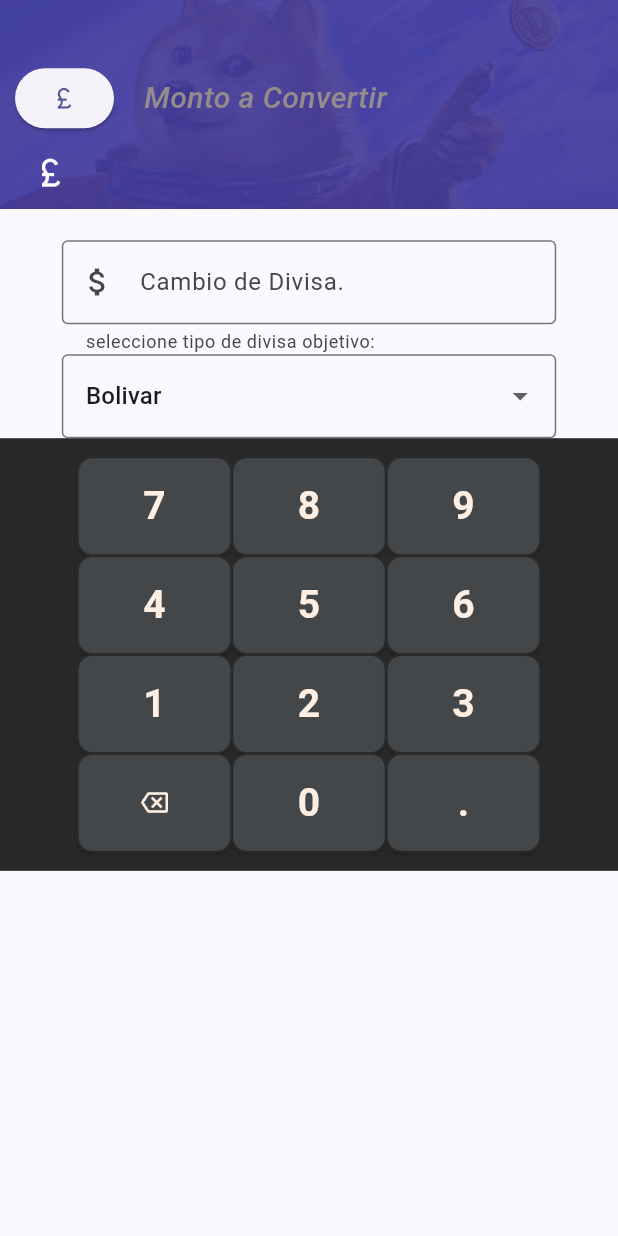
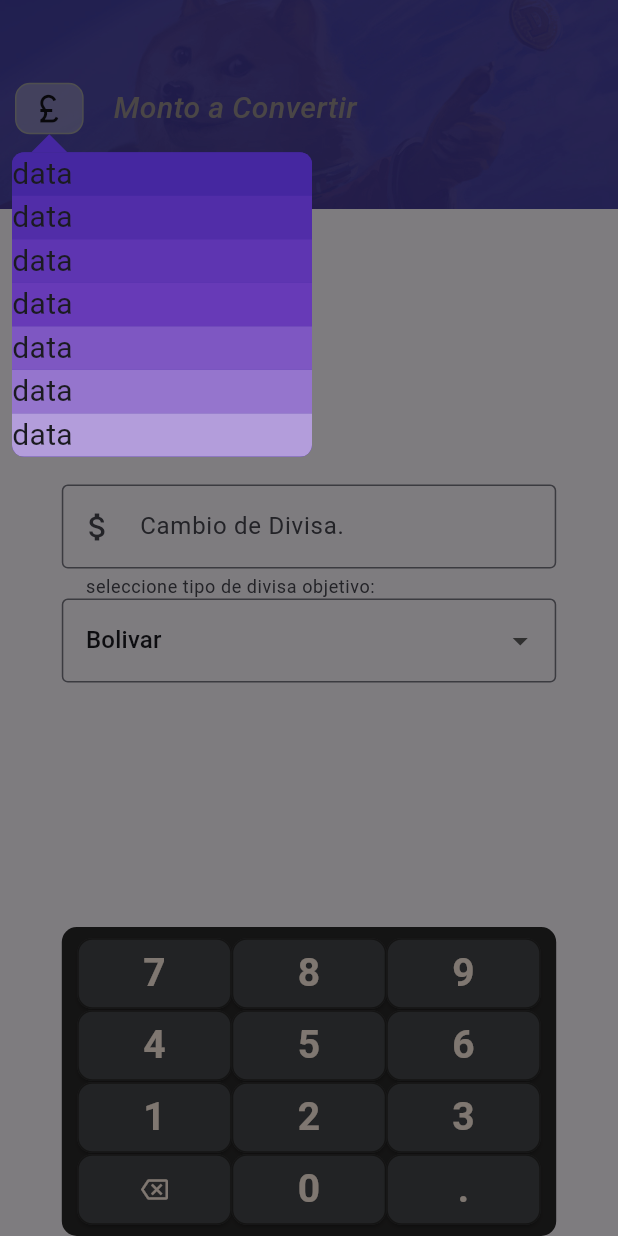
Before and after one commit to DannyAJJ/moneda, a Flutter app: the screen it shows after launch, after a tap on the "currency pound" icon, on a phone screen of 412 x 824 dp. Run offline on Flutter 3.47's test engine with Material 3 defaults, Android fonts, the phone set to English and light mode, and no system bars; our stand-ins replace popover.

Commit message:
bastante mejor

```diff
--- /dev/null
+++ b/lib/botonpop.dart
@@ -0,0 +1,31 @@
+import "package:flutter/material.dart";
+import 'package:popover/popover.dart';
+import 'globales.dart' as globales;
+import 'divisas.dart' as principal;
+
+class Botondivisa extends StatelessWidget {
+  const Botondivisa({super.key});
+
+  @override
+  Widget build(BuildContext context) {
+    return GestureDetector(
+      onTap:() { showPopover(context: context, bodyBuilder: (context) => const principal.Menu(),
+      width: 200,
+      height: 203,
+      backgroundColor: const Color.fromRGBO(69, 39, 160, 1),
+      direction: PopoverDirection.bottom
+      );
+
+      },
+      child: Container(
+        width: MediaQuery.of(context).size.width/9,
+        height: MediaQuery.of(context).size.height/24,
+        decoration: BoxDecoration(
+          border: Border.all(color: Colors.grey),
+          borderRadius: BorderRadius.circular(10),
+          color: const Color.fromRGBO(224, 224, 224, 0.389)
+        ),
+        child: Icon(globales.iconoactual)),
+    );
+  }
+}
--- /dev/null
+++ b/lib/divisas.dart
@@ -0,0 +1,57 @@
+import "package:flutter/material.dart";
+
+class Menu extends StatelessWidget {
+  const Menu({super.key});
+
+
+  @override
+  Widget build(BuildContext context) {
+    return Column(
+            children: [
+              Container(
+
+                width: MediaQuery.of(context).size.width,
+                color: Colors.deepPurple[800],
+                child: const Text('data',style: TextStyle(fontSize: 20),),
+
+              ),
+              Container(
+
+                width: MediaQuery.of(context).size.width,
+                color: Colors.deepPurple[700],
+                child: const Text('data',style: TextStyle(fontSize: 20),),
+              ),
+              Container(
+
+                width: MediaQuery.of(context).size.width,
+                color: Colors.deepPurple[600],
+                child: const Text('data',style: TextStyle(fontSize: 20),),
+              ),
+              Container(
+
+                width: MediaQuery.of(context).size.width,
+                color: Colors.deepPurple[500],
+                child: const Text('data',style: TextStyle(fontSize: 20),),
+              ),
+              Container(
+
+                width: MediaQuery.of(context).size.width,
+                color: Colors.deepPurple[400],
+                child: const Text('data',style: TextStyle(fontSize: 20),),
+              ),
+              Container(
+
+                width: MediaQuery.of(context).size.width,
+                color: Colors.deepPurple[300],
+                child: const Text('data',style: TextStyle(fontSize: 20),),
+              ),
+              Container(
+
+                width: MediaQuery.of(context).size.width,
+                color: Colors.deepPurple[200],
+                child: const Text('data',style: TextStyle(fontSize: 20),),
+              ),
+
+            ],
+          );
+  }}
--- a/lib/main.dart
+++ b/lib/main.dart
@@ -1,6 +1,6 @@
-
 import 'package:flutter/material.dart';
 import 'globales.dart' as globales;
+import 'botonpop.dart' as popsito;
 
 const List<String> moneda = <String>['Bolivar', 'Dolar', 'Yen', 'Euro'];
 double resp= 0;
@@ -39,32 +39,6 @@ class MyHomePage extends StatefulWidget {
 class _MyHomePageState extends State<MyHomePage> {
 int seleccionado = 0 ;
 
-  Widget botonradio(String texto,int index){
-    return OutlinedButton(
-      style: ButtonStyle(
-        shape: MaterialStateProperty.all(RoundedRectangleBorder(borderRadius: BorderRadius.circular(10)),),
-        side: MaterialStateBorderSide.resolveWith((states) => BorderSide(color: (seleccionado == index) ? Colors.deepPurpleAccent : Colors.white)),
-      ),
-      onPressed: (){
-        setState(() {
-          seleccionado = index;
-        });
-      },
-     child: Text(
-      texto,
-      style: TextStyle(
-        color:(seleccionado == index) ? Colors.deepPurpleAccent : Colors.white
-      ),
-      ),
-      );
-  }
-  Widget seleccionadividsa(){
-    return ElevatedButton(onPressed: (){
-
-    },child:
-     Icon(medir(),));
-  }
-
 
   @override
   Widget build(BuildContext context) {
@@ -78,13 +52,13 @@ int seleccionado = 0 ;
             Stack(
               alignment: Alignment.bottomLeft,
               children: [
-                Image.asset("imagenes/doge2.jpg"),
+                Image.asset("imagenes/doge2.jpg",width: MediaQuery.of(context).size.width),
                 Row(
 
                   children: [
                     Container(
                       padding: const EdgeInsets.fromLTRB(10, 0, 10, 50),
-                      child: seleccionadividsa(),
+                      child: const popsito.Botondivisa(),
                     ),
 
                     Container(
@@ -123,8 +97,8 @@ int seleccionado = 0 ;
               ),
               ],
             ),
-            SizedBox(
-              /*height:MediaQuery.of(context).size.height*0.65,*/
+            Expanded(
+              child: SizedBox(
                 width: MediaQuery.of(context).size.width*0.8,
                 child: Column(
                   mainAxisAlignment: MainAxisAlignment.center,
@@ -167,10 +141,16 @@ int seleccionado = 0 ;
                         ),
 
                       ),
+            ),
         Container(
-          width: MediaQuery.of(context).size.width,
-          height:MediaQuery.of(context).size.height*0.35,
+          alignment: Alignment.bottomCenter,
+          width: MediaQuery.of(context).size.width*0.8,
+          height:MediaQuery.of(context).size.height*0.25,
+          decoration: BoxDecoration(
+          borderRadius: BorderRadius.circular(10),
           color:const Color.fromRGBO(41, 40, 40, 1),
+          ),
+
           child:
             Column(
               mainAxisAlignment: MainAxisAlignment.center,
@@ -306,7 +286,7 @@ Widget botonpad(BuildContext context, String? value,IconData? icon, TextEditingC
       fixedSize: MaterialStateProperty.resolveWith((states) =>
         Size(
           (MediaQuery.of(context).size.width/4),
-          (MediaQuery.of(context).size.height/2.5/5)
+          (MediaQuery.of(context).size.height/2.5/7)
           )),
       shape: MaterialStateProperty.all<RoundedRectangleBorder>(
         RoundedRectangleBorder(
--- a/pubspec.yaml
+++ b/pubspec.yaml
@@ -35,6 +35,7 @@ dependencies:
   # The following adds the Cupertino Icons font to your application.
   # Use with the CupertinoIcons class for iOS style icons.
   cupertino_icons: ^1.0.2
+  popover: ^0.3.0
 
 dev_dependencies:
   flutter_test:
```
Also changed, not shown: pubspec.lock. Lines whose indentation alone changed are shown as unchanged.
